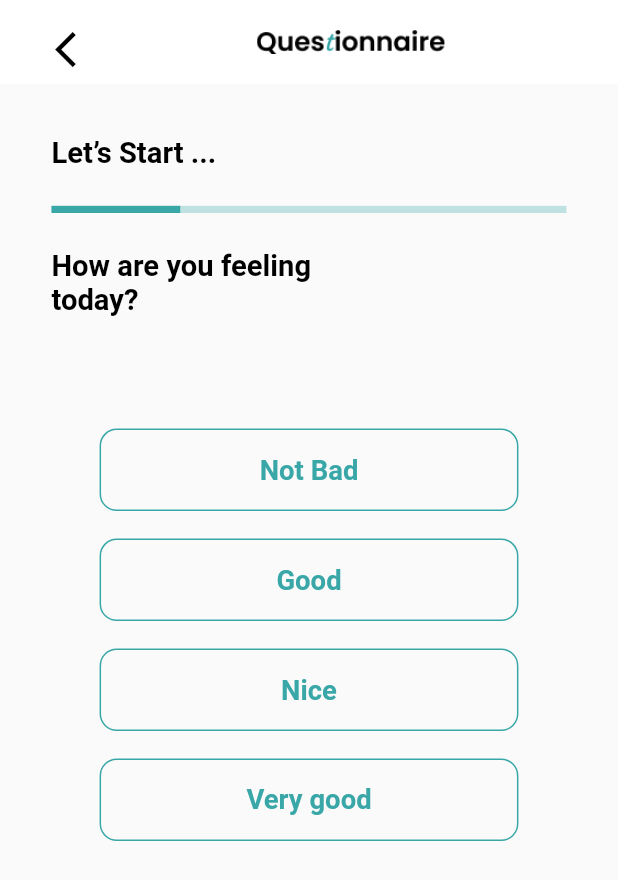
After one commit to Euphoria-Team-Nutri-Mind-App-Website/NutriMind_Flutter, a Flutter app: the PatientQuestionFirstScreen screen opened by its route, on a phone screen of 412 x 824 dp. The commit adds this screen. Shown: the top 880 px of the screen. Run offline on Flutter 3.47's test engine with Material 2 defaults, Android fonts, the phone set to English and light mode, and no system bars; our stand-ins replace animated_splash_screen, bloc, card_swiper, dropdown_button2, flutter_bloc, flutter_rating_bar and 5 more; missing offline and left inert: custom_clippers, flutter_verification_code; accounts and stored records are empty; network calls fail; Roboto replaces fonts that are missing (Poppins).

Commit message:
updates on Questionaire

```diff
--- a/lib/modules/ui/Patient_screens/patient_home_screen/doctor_list_for_patient.dart
+++ b/lib/modules/ui/Patient_screens/patient_home_screen/doctor_list_for_patient.dart
@@ -69,7 +69,7 @@ class _DoctorListForPatientScreenState
               SizedBox(
                 height: 5.sp,
               ),
-              DoctorWidgetForPatientScreen(),
+              const DoctorWidgetForPatientScreen(),
             ],
           ),
         ));
--- a/lib/modules/ui/Patient_screens/patient_home_screen/patient_home_services.dart
+++ b/lib/modules/ui/Patient_screens/patient_home_screen/patient_home_services.dart
@@ -34,7 +34,7 @@ class _PatientHomeServicesScreenState extends State<PatientHomeServicesScreen> {
     {
       "icon": Icons.question_mark,
       "name": "Question",
-      "rout": "PatientQuestionScreen",
+      "rout": "PatientQuestionFirstScreen",
     },
     {
       "icon": Icons.monitor_weight_outlined,
--- /dev/null
+++ b/lib/modules/ui/Patient_screens/patient_question_screen/patient_question_first_screen.dart
@@ -0,0 +1,91 @@
+import 'package:flutter/material.dart';
+import 'package:flutter_screenutil/flutter_screenutil.dart';
+import '../../../../shared/Constants/colors.dart';
+import '../../../../shared/Constants/text_theme.dart';
+import '../../../../shared/widgets/default_items.dart';
+import '../../../../shared/widgets/patient_track_eating_widgets.dart';
+
+class PatientQuestionFirstScreen extends StatefulWidget {
+  const PatientQuestionFirstScreen({Key? key}) : super(key: key);
+
+  @override
+  State<PatientQuestionFirstScreen> createState() =>
+      _PatientQuestionFirstScreenState();
+}
+
+class _PatientQuestionFirstScreenState
+    extends State<PatientQuestionFirstScreen> {
+  String selectedContent = '';
+  List<String> items = ['Not Bad', 'Good', 'Nice', 'Very good'];
+
+  @override
+  Widget build(BuildContext context) {
+    return Scaffold(
+      appBar: MyAppBar(
+        backPage: 'PatientNavBarScreen',
+        pageTitle: Row(
+          mainAxisAlignment: MainAxisAlignment.spaceEvenly,
+          children: [
+            Image(
+              image: const AssetImage('assets/images/questionnaire.png'),
+              width: 110.w,
+            )
+          ],
+        ),
+      ),
+      body: Padding(
+        padding: EdgeInsets.all(30.sp),
+        child: Column(
+          crossAxisAlignment: CrossAxisAlignment.start,
+          children: [
+            Text("Let’s Start ...",
+                style: AppTextStyle().textInAppBar.copyWith(fontSize: 17.sp)),
+            SizedBox(height: 20.h),
+            const MyProgressIndicator(
+              input: 1,
+              target: 4,
+            ),
+            SizedBox(height: 20.h),
+            Text("How are you feeling\ntoday? ",
+                style: AppTextStyle().textInAppBar.copyWith(fontSize: 17.sp)),
+            SizedBox(height: 35.h),
+            Expanded(
+              child: ListView.builder(
+                padding: EdgeInsets.all(20.sp),
+                itemCount: items.length,
+                itemBuilder: (context, index) => Padding(
+                    padding: EdgeInsets.all(8.sp),
+                    child: InkWell(
+                      onTap: () {
+                        setState(() {
+                          selectedContent = items[index];
+                          Navigator.pushNamed(
+                              context, "PatientQuestionTwoScreen");
+                        });
+                      },
+                      child: Container(
+                        height: 55,
+                        width: 170,
+                        decoration: BoxDecoration(
+                            border: Border.all(color: MyColors.darkBlue),
+                            borderRadius: BorderRadius.circular(10.r)),
+                        child: Center(
+                          child: Text(
+                            items[index],
+                            style: TextStyle(
+                                color: MyColors.darkBlue,
+                                fontFamily: 'Poppins',
+                                fontWeight: FontWeight.w600,
+                                fontSize: 16.sp),
+                          ),
+                        ),
+                      ),
+                    )),
+              ),
+            ),
+          ],
+        ),
+      ),
+    );
+  }
+}
--- a/lib/routes.dart
+++ b/lib/routes.dart
@@ -27,7 +27,7 @@ import 'modules/ui/Patient_screens/patient_puzzle_screens/patient_puzzle_first_s
 import 'modules/ui/Patient_screens/patient_puzzle_screens/patient_puzzle_second_screen.dart';
 import 'modules/ui/Patient_screens/patient_puzzle_screens/puzzle_end_screen.dart';
 import 'modules/ui/Patient_screens/patient_puzzle_screens/puzzle_start_screen.dart';
-import 'modules/ui/Patient_screens/patient_question_screen/patient_question_screen.dart';
+import 'modules/ui/Patient_screens/patient_question_screen/patient_question_first_screen.dart';
 import 'modules/ui/Patient_screens/patient_question_screen/patient_question_screen_five.dart';
 import 'modules/ui/Patient_screens/patient_question_screen/patient_question_screen_four.dart';
 import 'modules/ui/Patient_screens/patient_question_screen/patient_question_screen_three.dart';
@@ -86,7 +86,6 @@ Map<String, WidgetBuilder> routes = {
   'PatientSettingScreen': (context) => const PatientSettingScreen(),
   'PatientMotivzoneScreen': (context) => const PatientMotivzoneScreen(),
   'PatientNotesScreen': (context) => const PatientNotesScreen(),
-  'PatientQuestionScreen': (context) => const PatientQuestionScreen(),
   'PatientLibraryScreen': (context) => const PatientLibraryScreen(),
   'PatientMyDairyScreen': (context) => const PatientMyDairyScreen(),
   'PatientMyFoodScreen' : (context) => const  PatientMyFoodScreen(),
@@ -95,7 +94,8 @@ Map<String, WidgetBuilder> routes = {
   'PatientChatScreen': (context) => const PatientChatScreen(),
   'PatientCallScreen': (context) => const PatientCallScreen(),
   'PatientAddNotes': (context) => const PatientAddNotes(),
-  'PatientQuestionScreenTwo': (context) => const PatientQuestionScreenTwo(),
+  'PatientQuestionFirstScreen': (context) => const PatientQuestionFirstScreen(),
+  '_PatientQuestionTwoScreen': (context) => const PatientQuestionTwoScreen(),
   'PatientQuestionScreenThree': (context) => const PatientQuestionScreenThree(),
   'PatientQuestionScreenFour': (context) => const PatientQuestionScreenFour(),
   'PatientQuestionScreenFive': (context) => const PatientQuestionScreenFive(),
--- a/lib/shared/widgets/track_eating_widgets.dart
+++ b/lib/shared/widgets/track_eating_widgets.dart
@@ -39,7 +39,7 @@ Widget build(BuildContext context) {
                         ),
                         Row(
                           children: [
-                            Icon(Icons.local_fire_department,color: MyColors.darkBlue,),
+                            const Icon(Icons.local_fire_department,color: MyColors.darkBlue,),
                             Text(
                               "393\350KCAL",
                               style: TextStyle(
```
Also changed, not shown: lib/modules/ui/Patient_screens/patient_question_screen/patient_question_screen.dart (deleted, +0 -94 lines), lib/modules/ui/Patient_screens/patient_question_screen/patient_question_screen_two.dart (+4 -4 lines), lib/shared/widgets/Patient_diary_widgets.dart (+36 -35 lines).
